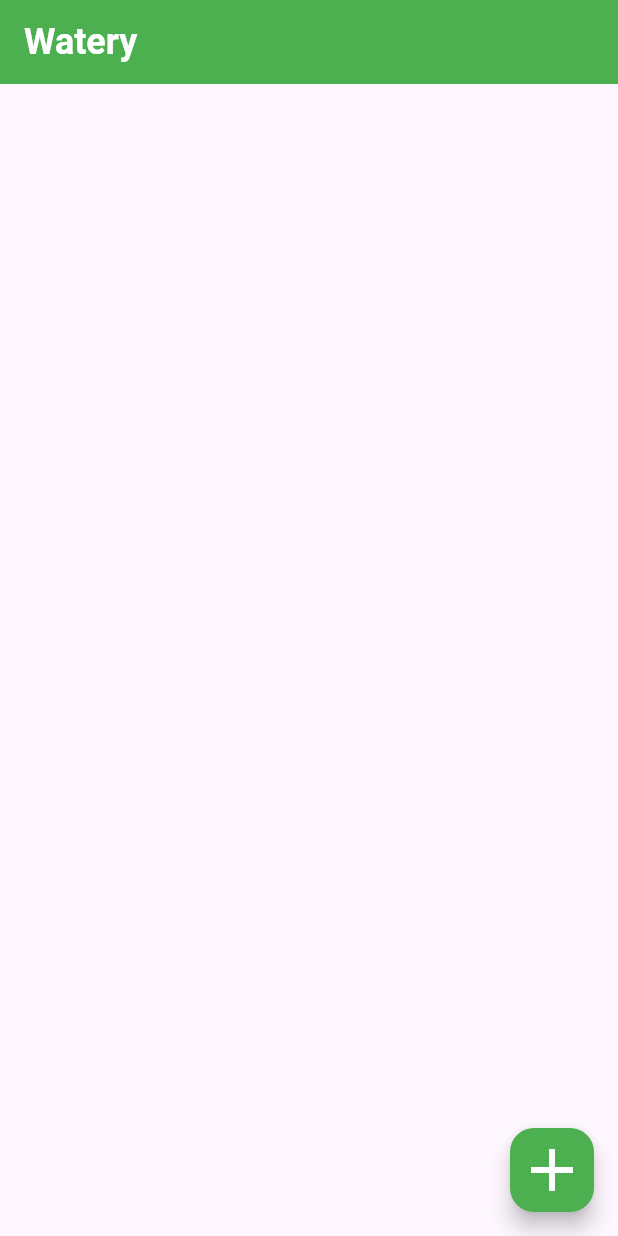
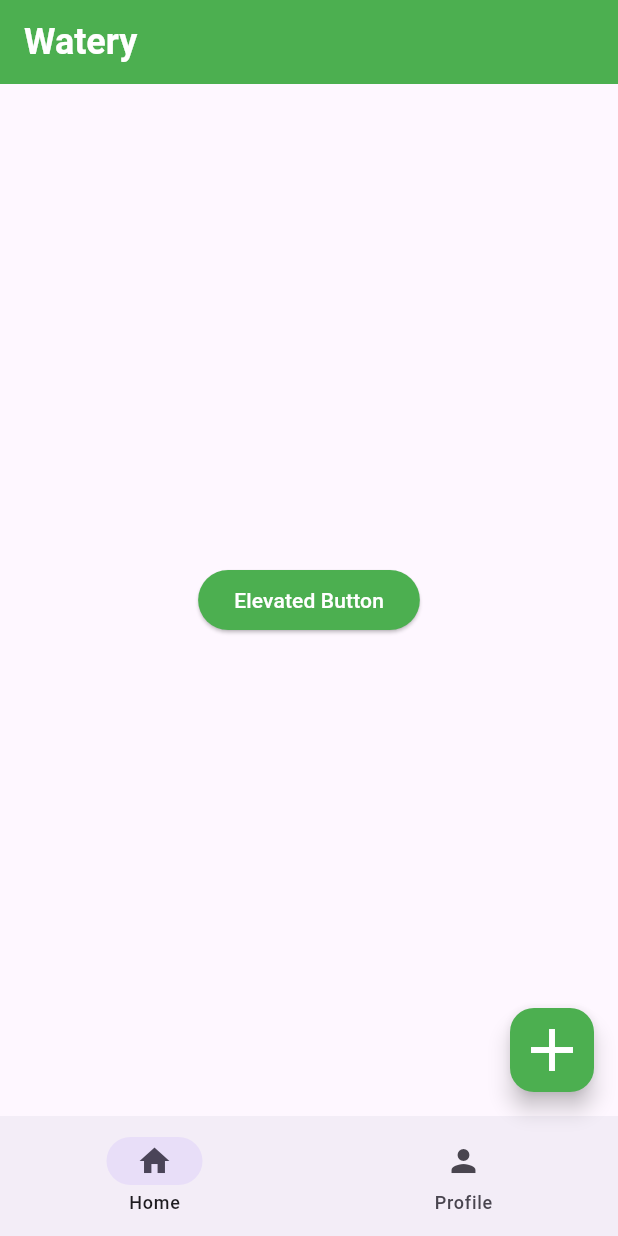
Before and after one commit to devpedrofurquim/watery-app, a Flutter app: the screen it shows after launch, on a phone screen of 412 x 824 dp. Run offline on Flutter 3.47's test engine with Material 3 defaults, Android fonts, the phone set to English and light mode, and no system bars; missing offline and left inert: dart:ffi.

Commit message:
made some new changes

```diff
--- /dev/null
+++ b/lib/home_page.dart
@@ -0,0 +1,29 @@
+import 'package:flutter/material.dart';
+import 'package:watery/learn_flutter_page.dart';
+
+class HomePage extends StatelessWidget {
+  const HomePage({super.key});
+
+  @override
+  Widget build(BuildContext context) {
+    return Center(
+      child: ElevatedButton(
+        onPressed: () {
+          Navigator.of(context).push(
+            MaterialPageRoute(
+              builder: (BuildContext context) {
+                return const LearnFlutterPage();
+              },
+            ),
+          );
+        },
+        style: ButtonStyle(
+          backgroundColor: MaterialStateProperty.all<Color>(Colors.green),
+          foregroundColor:
+              MaterialStateProperty.all<Color>(Colors.white), // Text color
+        ),
+        child: const Text('Elevated Button'),
+      ),
+    );
+  }
+}
--- a/lib/main.dart
+++ b/lib/main.dart
@@ -1,4 +1,8 @@
+import 'dart:ui';
+
+import 'package:flutter/cupertino.dart';
 import 'package:flutter/material.dart';
+import 'package:watery/home_page.dart';
 
 void main() {
   runApp(const MyApp());
@@ -27,6 +31,8 @@
 }
 
 class _RootPageState extends State<RootPage> {
+  int currentPage = 0;
+
   @override
   Widget build(BuildContext context) {
     return Scaffold(
@@ -39,6 +45,7 @@
         backgroundColor: Theme.of(context)
             .primaryColor, // Set the app bar color to the primary color
       ),
+      body: const HomePage(),
       floatingActionButton: FloatingActionButton(
         onPressed: () {
           debugPrint('Floating Action Pressed');
@@ -50,6 +57,18 @@
           size: 48,
         ),
       ),
+      bottomNavigationBar: NavigationBar(
+        destinations: const [
+          NavigationDestination(icon: Icon(Icons.home), label: 'Home'),
+          NavigationDestination(icon: Icon(Icons.person), label: 'Profile')
+        ],
+        onDestinationSelected: (int index) {
+          setState(() {
+            currentPage = index;
+          });
+        },
+        selectedIndex: currentPage,
+      ),
     );
   }
 }
--- a/pubspec.yaml
+++ b/pubspec.yaml
@@ -59,8 +59,8 @@
   uses-material-design: true
 
   # To add assets to your application, add an assets section, like this:
-  # assets:
-  #   - images/a_dot_burr.jpeg
+  assets:
+  - images/
   #   - images/a_dot_ham.jpeg
 
   # An image asset can refer to one or more resolution-specific "variants", see
```
Also changed, not shown: lib/learn_flutter_page.dart (added, +65 -0 lines), images/plant.jpg (added).
